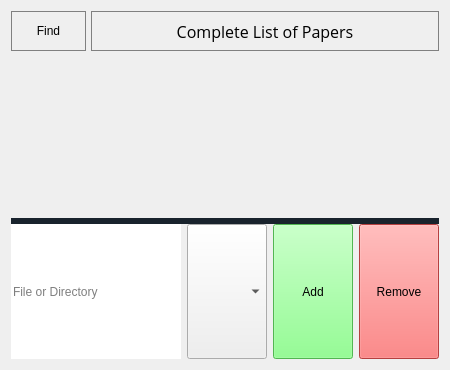
The window that ui/xml/data.ui (janoschortmann/abstract-screening) describes before a commit, drawn with Qt 5.
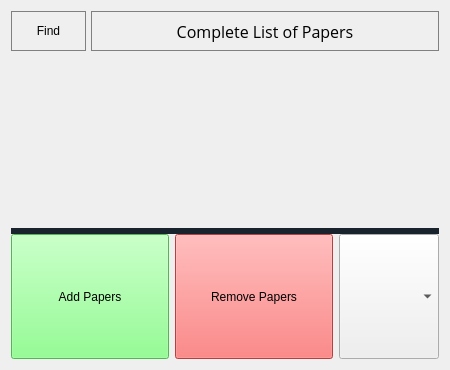
The same window after the commit.

Patch:
```diff
--- a/ui/xml/data.ui
+++ b/ui/xml/data.ui
@@ -126,54 +126,10 @@
        <property name="sizeConstraint">
         <enum>QLayout::SizeConstraint::SetDefaultConstraint</enum>
        </property>
-       <item>
-        <widget class="QLineEdit" name="path">
-         <property name="sizePolicy">
-          <sizepolicy hsizetype="Expanding" vsizetype="Preferred">
-           <horstretch>0</horstretch>
-           <verstretch>0</verstretch>
-          </sizepolicy>
-         </property>
-         <property name="minimumSize">
-          <size>
-           <width>100</width>
-           <height>25</height>
-          </size>
-         </property>
-         <property name="maximumSize">
-          <size>
-           <width>16777215</width>
-           <height>16777215</height>
-          </size>
-         </property>
-         <property name="frame">
-          <bool>false</bool>
-         </property>
-         <property name="placeholderText">
-          <string>File or Directory</string>
-         </property>
-        </widget>
-       </item>
-       <item>
-        <widget class="QComboBox" name="specifier">
-         <property name="sizePolicy">
-          <sizepolicy hsizetype="Fixed" vsizetype="Expanding">
-           <horstretch>0</horstretch>
-           <verstretch>0</verstretch>
-          </sizepolicy>
-         </property>
-         <property name="minimumSize">
-          <size>
-           <width>80</width>
-           <height>0</height>
-          </size>
-         </property>
-        </widget>
-       </item>
        <item>
         <widget class="QPushButton" name="add_but">
          <property name="sizePolicy">
-          <sizepolicy hsizetype="Minimum" vsizetype="Preferred">
+          <sizepolicy hsizetype="Expanding" vsizetype="Expanding">
            <horstretch>0</horstretch>
            <verstretch>0</verstretch>
           </sizepolicy>
@@ -181,12 +137,12 @@
          <property name="minimumSize">
           <size>
            <width>0</width>
-           <height>25</height>
+           <height>0</height>
           </size>
          </property>
          <property name="maximumSize">
           <size>
-           <width>100</width>
+           <width>16777215</width>
            <height>16777215</height>
           </size>
          </property>
@@ -197,14 +153,14 @@
           <string notr="true">background-color: rgb(115, 255, 115)</string>
          </property>
          <property name="text">
-          <string>Add</string>
+          <string>Add Papers</string>
          </property>
         </widget>
        </item>
        <item>
         <widget class="QPushButton" name="remove_but">
          <property name="sizePolicy">
-          <sizepolicy hsizetype="Minimum" vsizetype="Preferred">
+          <sizepolicy hsizetype="Expanding" vsizetype="Expanding">
            <horstretch>0</horstretch>
            <verstretch>0</verstretch>
           </sizepolicy>
@@ -212,12 +168,12 @@
          <property name="minimumSize">
           <size>
            <width>0</width>
-           <height>25</height>
+           <height>0</height>
           </size>
          </property>
          <property name="maximumSize">
           <size>
-           <width>100</width>
+           <width>16777215</width>
            <height>16777215</height>
           </size>
          </property>
@@ -228,7 +184,23 @@
           <string notr="true">background-color: rgb(255, 90, 90)</string>
          </property>
          <property name="text">
-          <string>Remove</string>
+          <string>Remove Papers</string>
+         </property>
+        </widget>
+       </item>
+       <item>
+        <widget class="QComboBox" name="specifier">
+         <property name="sizePolicy">
+          <sizepolicy hsizetype="Fixed" vsizetype="Expanding">
+           <horstretch>0</horstretch>
+           <verstretch>0</verstretch>
+          </sizepolicy>
+         </property>
+         <property name="minimumSize">
+          <size>
+           <width>100</width>
+           <height>0</height>
+          </size>
          </property>
         </widget>
        </item>
```
Left out of the diff: 2 changed lines with no effect on the pictures.
